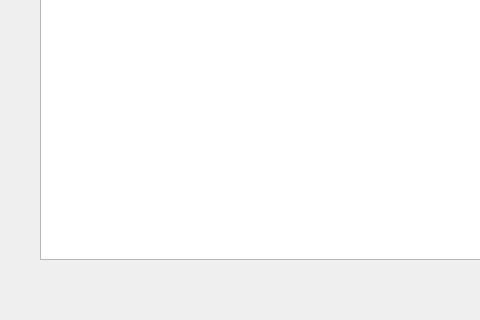
Old version of the form GUI/GUI/mainwindow.ui in the repository gulleh5002-spec/semestor-projekt-2; both pictures show x 0 to 480 and y 280 to 600 of the 800 by 600 pixel window.
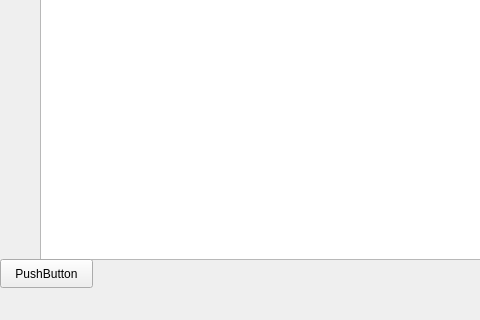
New version of the form.

```diff
--- a/GUI/GUI/mainwindow.ui
+++ b/GUI/GUI/mainwindow.ui
@@ -35,6 +35,19 @@
     </property>
     <layout class="QVBoxLayout" name="verticalLayout_4"/>
    </widget>
+   <widget class="QPushButton" name="pushButton">
+    <property name="geometry">
+     <rect>
+      <x>0</x>
+      <y>520</y>
+      <width>93</width>
+      <height>29</height>
+     </rect>
+    </property>
+    <property name="text">
+     <string>PushButton</string>
+    </property>
+   </widget>
   </widget>
   <widget class="QMenuBar" name="menubar">
    <property name="geometry">
```
